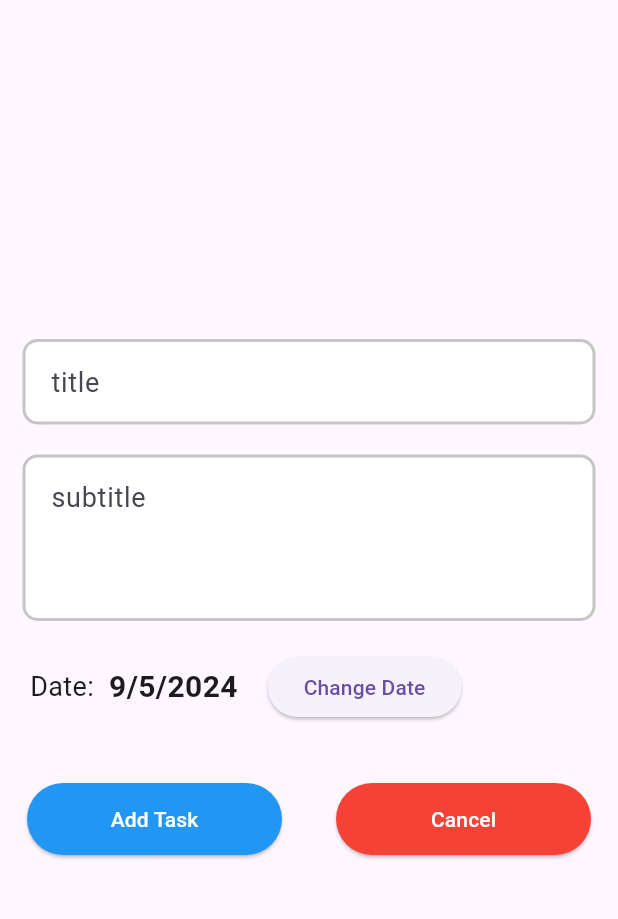
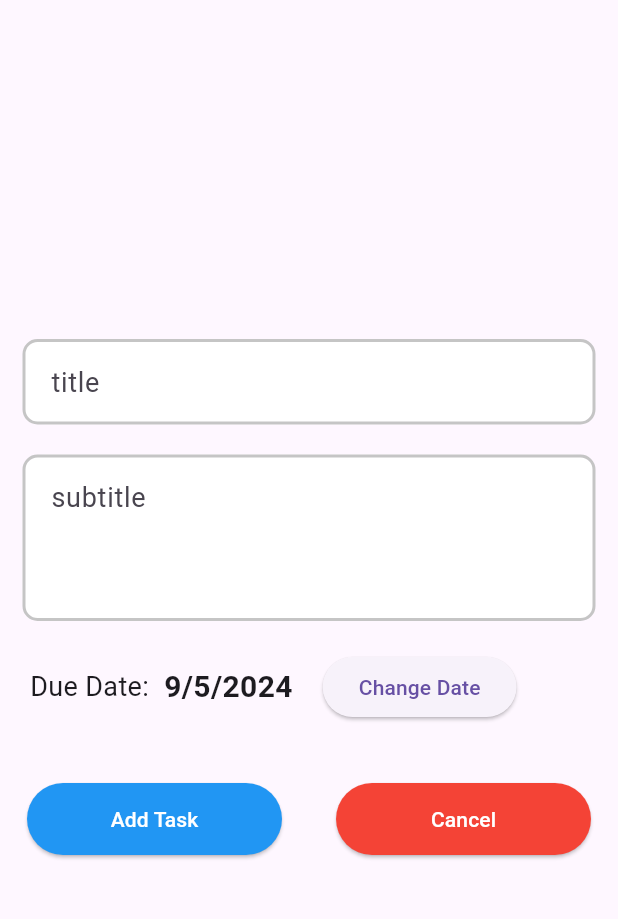
Before and after one commit to ISHAANDEEP22/task_management, a Flutter app: the Home_Screen screen opened directly, after a tap on the "add" icon, on a phone screen of 412 x 824 dp, the part 63-982 px from its top. Run offline on Flutter 3.47's test engine with Material 3 defaults, Android fonts, the phone set to English and light mode, and no system bars; our stand-ins replace parse_server_sdk; network calls fail.

Commit message:
UI finished, edit WIP

```diff
--- a/lib/Auth/login.dart
+++ b/lib/Auth/login.dart
@@ -2,7 +2,7 @@ import 'package:flutter/material.dart';
 import 'package:parse_server_sdk/parse_server_sdk.dart';
 import 'package:task_management/Auth/registeration.dart';
 import 'package:task_management/Task management/home.dart';
-import 'package:task_management/Task management/newTodo.dart';
+import 'package:task_management/Task%20management/task_dashboard.dart';
 
 class LoginPage extends StatefulWidget {
   @override
--- /dev/null
+++ b/lib/Task management/addTask.dart
@@ -0,0 +1,225 @@
+import 'package:flutter/material.dart';
+import 'package:parse_server_sdk/parse_server_sdk.dart';
+
+class Add_creen extends StatefulWidget {
+  const Add_creen({super.key});
+
+  @override
+  State<Add_creen> createState() => _Add_creenState();
+}
+
+class _Add_creenState extends State<Add_creen> {
+  final title = TextEditingController();
+  final subtitle = TextEditingController();
+  final todoController = TextEditingController();
+
+  FocusNode _focusNode1 = FocusNode();
+  FocusNode _focusNode2 = FocusNode();
+  int indexx = 0;
+  DateTime selectedDate = DateTime.now();
+
+  @override
+  Widget build(BuildContext context) {
+    return Scaffold(
+      appBar: AppBar(
+        title: const Text('Task Management Tool'),
+        centerTitle: true,
+      ),
+      body: SafeArea(
+        child: Column(
+          mainAxisAlignment: MainAxisAlignment.center,
+          children: [
+            title_widgets(),
+            SizedBox(height: 20),
+            subtite_wedgite(),
+            SizedBox(height: 20),
+            dateSelecter(context),
+            SizedBox(height: 40),
+            button()
+          ],
+        ),
+      ),
+    );
+  }
+
+  Widget button() {
+    return Row(
+      mainAxisAlignment: MainAxisAlignment.spaceAround,
+      children: [
+        ElevatedButton(
+          style: ElevatedButton.styleFrom(
+            backgroundColor: Colors.blue,
+            minimumSize: Size(170, 48),
+          ),
+          onPressed: () async {
+            if (title.text.isNotEmpty) {
+              // Check if the title text field is not empty
+              ScaffoldMessenger.of(context).showSnackBar(SnackBar(
+                content: Text("Task created"),
+                duration: Duration(seconds: 3),
+              ));
+              await saveTodo(title.text, subtitle.text,
+                  selectedDate); // Call saveTodo with text values
+              setState(() {
+                title.clear(); // Clear both text fields after saving todo
+                subtitle.clear();
+              });
+            } else {
+              ScaffoldMessenger.of(context).showSnackBar(SnackBar(
+                content: Text("Title Cannot be Empty"),
+                duration: Duration(seconds: 5),
+              ));
+            }
+          },
+          child: Text(
+            'Add Task',
+            style: TextStyle(
+              color: Colors.white, // Set the text color here
+            ),
+          ),
+        ),
+        ElevatedButton(
+          style: ElevatedButton.styleFrom(
+            backgroundColor: Colors.red,
+            minimumSize: Size(170, 48),
+          ),
+          onPressed: () {
+            Navigator.pop(context);
+          },
+          child: Text(
+            'Cancel',
+            style: TextStyle(
+              color: Colors.white, // Set the text color here
+            ),
+          ),
+        ),
+      ],
+    );
+  }
+
+  Widget title_widgets() {
+    return Padding(
+      padding: const EdgeInsets.symmetric(horizontal: 15),
+      child: Container(
+        decoration: BoxDecoration(
+          color: Colors.white,
+          borderRadius: BorderRadius.circular(15),
+        ),
+        child: TextField(
+          controller: title,
+          focusNode: _focusNode1,
+          style: TextStyle(fontSize: 18, color: Colors.black),
+          decoration: InputDecoration(
+              contentPadding:
+                  EdgeInsets.symmetric(horizontal: 15, vertical: 15),
+              hintText: 'title',
+              enabledBorder: OutlineInputBorder(
+                borderRadius: BorderRadius.circular(10),
+                borderSide: BorderSide(
+                  color: Color(0xffc5c5c5),
+                  width: 2.0,
+                ),
+              ),
+              focusedBorder: OutlineInputBorder(
+                borderRadius: BorderRadius.circular(10),
+                borderSide: BorderSide(
+                  color: Colors.blue,
+                  width: 2.0,
+                ),
+              )),
+        ),
+      ),
+    );
+  }
+
+  Padding subtite_wedgite() {
+    return Padding(
+      padding: const EdgeInsets.symmetric(horizontal: 15),
+      child: Container(
+        decoration: BoxDecoration(
+          color: Colors.white,
+          borderRadius: BorderRadius.circular(15),
+        ),
+        child: TextField(
+          maxLines: 3,
+          controller: subtitle,
+          focusNode: _focusNode2,
+          style: TextStyle(fontSize: 18, color: Colors.black),
+          decoration: InputDecoration(
+            contentPadding: EdgeInsets.symmetric(horizontal: 15, vertical: 15),
+            hintText: 'subtitle',
+            enabledBorder: OutlineInputBorder(
+              borderRadius: BorderRadius.circular(10),
+              borderSide: BorderSide(
+                color: Color(0xffc5c5c5),
+                width: 2.0,
+              ),
+            ),
+            focusedBorder: OutlineInputBorder(
+              borderRadius: BorderRadius.circular(10),
+              borderSide: BorderSide(
+                color: Colors.blue,
+                width: 2.0,
+              ),
+            ),
+          ),
+        ),
+      ),
+    );
+  }
+
+  Widget dateSelecter(BuildContext context) {
+    Future<void> _selectDate() async {
+      final DateTime? pickedDate = await showDatePicker(
+        context: context,
+        initialDate: selectedDate,
+        firstDate: DateTime(2024),
+        lastDate: DateTime(2100),
+      );
+      if (pickedDate != null && pickedDate != selectedDate) {
+        setState(() {
+          selectedDate = pickedDate;
+        });
+      }
+    }
+
+    return Padding(
+      padding: EdgeInsets.symmetric(horizontal: 20), // Add horizontal padding
+      child: Column(
+        crossAxisAlignment: CrossAxisAlignment.start,
+        children: [
+          Row(
+            children: [
+              Text(
+                'Due Date:',
+                style: TextStyle(fontSize: 18),
+              ),
+              SizedBox(width: 10), // Add spacing between text and date
+              Text(
+                '${selectedDate.day}/${selectedDate.month}/${selectedDate.year}',
+                style: TextStyle(fontSize: 20, fontWeight: FontWeight.bold),
+              ),
+              SizedBox(width: 20), // Add spacing between text and date
+
+              ElevatedButton(
+                onPressed: () => _selectDate(),
+                child: Text('Change Date'),
+              ),
+            ],
+          ),
+        ],
+      ),
+    );
+  }
+}
+
+Future<void> saveTodo(
+    String title, String subtitle, DateTime selectedDate) async {
+  print("in save");
+  final todo = ParseObject('Todo')
+    ..set('title', title)
+    ..set('subtitle', subtitle)
+    ..set('selectedDate', selectedDate)
+    ..set('done', false);
+  await todo.save();
+}
--- a/lib/Task management/newTodo.dart
+++ b/lib/Task management/task_dashboard.dart
@@ -1,8 +1,10 @@
 import 'package:flutter/material.dart';
 import 'package:flutter/rendering.dart';
-import 'package:task_management/Task management/newUI.dart';
+import 'package:task_management/Task%20management/addTask.dart';
 import 'package:task_management/Auth/login.dart';
 import 'package:parse_server_sdk/parse_server_sdk.dart';
+import 'package:task_management/Task%20management/editTask.dart';
+import 'package:intl/intl.dart';
 
 class Home_Screen extends StatefulWidget {
   const Home_Screen({super.key});
@@ -20,6 +22,19 @@ class _Home_ScreenState extends State<Home_Screen> {
       appBar: AppBar(
         title: const Text('Task Management Tool'),
         centerTitle: true,
+        actions: [
+          Padding(
+            padding: EdgeInsets.only(right: 10.0),
+            child: IconButton(
+              icon: Icon(
+                Icons.logout,
+                color: Colors.red,
+                size: 40,
+              ),
+              onPressed: () => doUserLogout(context),
+            ),
+          ),
+        ],
       ),
       floatingActionButton: Visibility(
         visible: show,
@@ -54,28 +69,6 @@ class _Home_ScreenState extends State<Home_Screen> {
           },
           child: Column(
             children: [
-              Align(
-                alignment: Alignment.centerRight,
-                child: Container(
-                  height: 80,
-                  child: TextButton(
-                    style: ButtonStyle(
-                      foregroundColor: MaterialStateProperty.all<Color>(
-                        Colors.red, // Set text color to red
-                      ),
-                    ),
-                    onPressed: () => doUserLogout(context),
-                    child: Text(
-                      'Logout',
-                      style: TextStyle(
-                        fontWeight: FontWeight.bold, // Make text bold
-                      ),
-                    ),
-                  ),
-                ),
-              ),
-
-              // Stream_note(false),
               Expanded(
                   child: FutureBuilder<List<ParseObject>>(
                       future: getTodo(),
@@ -109,44 +102,83 @@ class _Home_ScreenState extends State<Home_Screen> {
                                     final varTodo = snapshot.data![index];
                                     final varTitle =
                                         varTodo.get<String>('title')!;
+                                    final varSubtitle =
+                                        varTodo.get<String>('subtitle')!;
+                                    final dueDate =
+                                        varTodo.get<DateTime>('selectedDate')!;
                                     final varDone = varTodo.get<bool>('done')!;
                                     //*************************************
 
                                     return ListTile(
-                                      title: Text(varTitle),
-                                      leading: CircleAvatar(
-                                        child: Icon(varDone
-                                            ? Icons.check
-                                            : Icons.error),
-                                        backgroundColor: varDone
-                                            ? Colors.green
-                                            : Colors.blue,
-                                        foregroundColor: Colors.white,
+                                      title: Text(
+                                        varTitle,
+                                        style: TextStyle(
+                                          fontSize:
+                                              20, // Adjust the font size as needed
+                                          fontWeight: FontWeight
+                                              .bold, // Optionally, set the font weight
+                                        ),
+                                      ),
+                                      subtitle: Column(
+                                        crossAxisAlignment:
+                                            CrossAxisAlignment.start,
+                                        children: [
+                                          Text(
+                                            varSubtitle,
+                                            style: TextStyle(
+                                              fontSize:
+                                                  18, // Adjust the font size as needed
+                                            ),
+                                          ),
+                                          Text(
+                                            'Due Date: ${DateFormat('dd/MM/yyyy').format(dueDate)}',
+                                            style: TextStyle(
+                                              fontSize:
+                                                  16, // Adjust the font size as needed
+                                            ),
+                                          ),
+                                        ],
+                                      ),
+                                      leading: Transform.scale(
+                                        scale:
+                                            2.0, // Adjust scale factor as needed
+                                        child: Checkbox(
+                                          value: varDone,
+                                          onChanged: (value) async {
+                                            await updateTodo(
+                                              varTodo.objectId!,
+                                              value!,
+                                            );
+                                            setState(() {
+                                              // Refresh UI
+                                            });
+                                          },
+                                          checkColor: Colors
+                                              .white, // Set the color of the checked checkbox
+                                          activeColor: Colors
+                                              .green, // Set the color of the unchecked checkbox
+                                        ),
                                       ),
                                       trailing: Row(
                                         mainAxisSize: MainAxisSize.min,
                                         children: [
-                                          Checkbox(
-                                              value: varDone,
-                                              onChanged: (value) async {
-                                                await updateTodo(
-                                                    varTodo.objectId!, value!);
-                                                setState(() {
-                                                  //Refresh UI
-                                                });
-                                              }),
                                           IconButton(
-                                            icon: Icon(
-                                              Icons.delete,
-                                              color: Colors.blue,
-                                            ),
+                                            icon: Icon(Icons.edit,
+                                                color: Colors.orange, size: 30),
+                                            onPressed: () async {
+                                              await editTodo(varTodo, context);
+                                            },
+                                          ),
+                                          IconButton(
+                                            icon: Icon(Icons.delete,
+                                                color: Colors.black, size: 30),
                                             onPressed: () async {
                                               await deleteTodo(
                                                   varTodo.objectId!);
                                               setState(() {
                                                 final snackBar = SnackBar(
                                                   content:
-                                                      Text("Todo deleted!"),
+                                                      Text("Task deleted!"),
                                                   duration:
                                                       Duration(seconds: 2),
                                                 );
@@ -163,17 +195,6 @@ class _Home_ScreenState extends State<Home_Screen> {
                             }
                         }
                       })),
-              Center(
-                child: Text(
-                  'Completed',
-                  style: TextStyle(
-                    fontSize: 18,
-                    color: Colors.black,
-                    fontWeight: FontWeight.bold,
-                  ),
-                ),
-              ),
-              // Stream_note(true),
             ],
           ),
         ),
@@ -220,3 +241,9 @@ Future<void> deleteTodo(String id) async {
   var todo = ParseObject('Todo')..objectId = id;
   await todo.delete();
 }
+
+Future<void> editTodo(Object todo, context) async {
+  Navigator.of(context).push(MaterialPageRoute(
+    builder: (context) => Edit_Screen(todo),
+  ));
+}
--- a/pubspec.yaml
+++ b/pubspec.yaml
@@ -29,6 +29,7 @@ environment:
 # versions available, run `flutter pub outdated`.
 dependencies:
   parse_server_sdk_flutter: ^7.0.1
+  intl: ^0.17.0
   flutter:
     sdk: flutter
 
```
Also changed, not shown: lib/Task management/editTask.dart (renamed from lib/Task management/newUI.dart, +27 -17 lines), model/notes_model.dart (added, +8 -0 lines), pubspec.lock.
